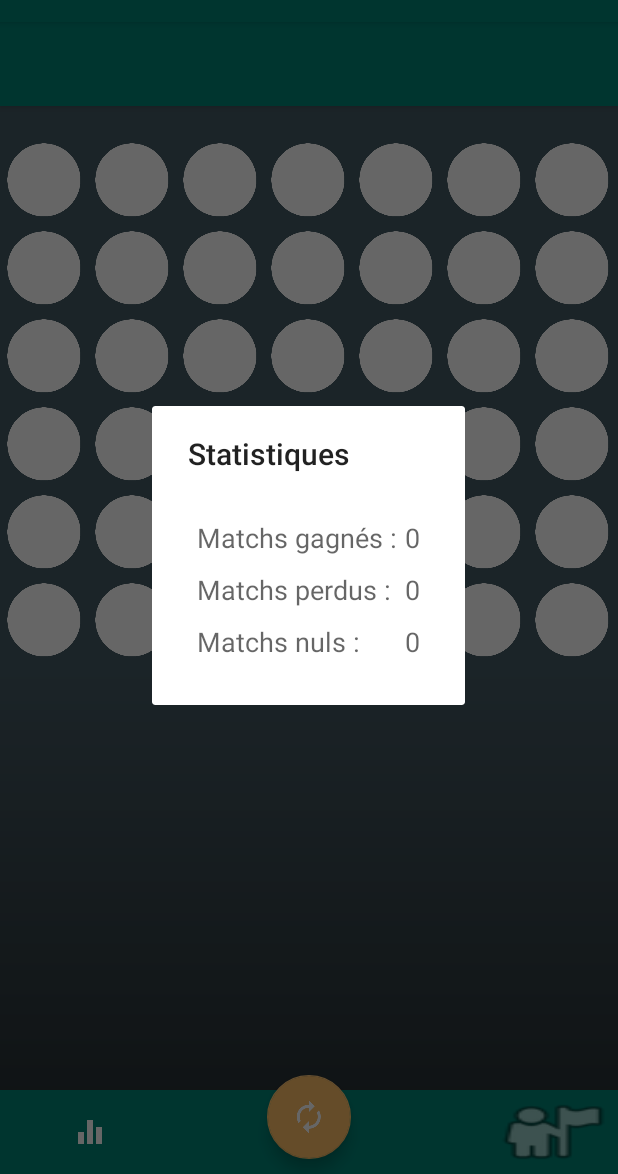
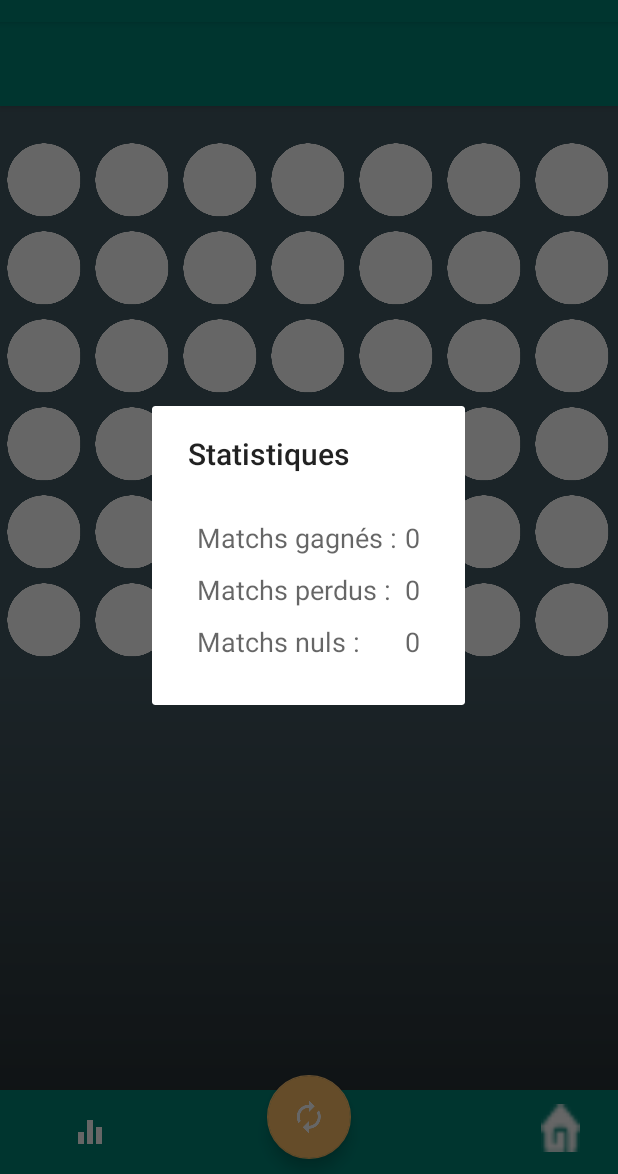
Before and after one commit to mnlk66/puissance4, an Android app: the MainActivity screen opened directly, with no data from a screen before it, after a tap on an icon or button, on a phone screen of 412 x 824 dp, the part 62-1236 px from its top. Run offline under Robolectric (Android 15) with nearby library versions, the phone set to English and light mode, and no system bars; our stand-ins replace ButterKnife.

Commit message:
mode deux jouers ajout de la notification victoire modification drawable bouton home

```diff
--- a/app/src/main/java/com/example/puissance4/Grid.java
+++ b/app/src/main/java/com/example/puissance4/Grid.java
@@ -199,6 +199,8 @@ public class Grid extends BaseAdapter {
                                 showMessage(context.getString(R.string.equal_game));
                             }
                         } else {
+
+                            Log.d("WIN", "placeGamerPiece:WINN ");
                             increaseAnalytics(Const.PREF_WINS);
                             showMessage(context.getString(R.string.you_win));
                         }
@@ -330,7 +332,10 @@ public class Grid extends BaseAdapter {
                                 increaseAnalytics(Const.PREF_EQUAL);
                                 showMessage(context.getString(R.string.equal_game));
                             }
-                        } else {
+                        }
+                        Log.d("iswin ?", "placeGamerPiece: "+!mon_IA.playerWin(mPiecesPlayed, Const.PLAYER));
+                        if (mon_IA.playerWin(mPiecesPlayed, Const.PLAYER)){
+                            Log.d("WIN", "placeGamerActualpiece: WINER ");
                             increaseAnalytics(Const.PREF_WINS);
                             showMessage(context.getString(R.string.you_win));
                         }
--- a/app/src/main/res/layout/activity_main.xml
+++ b/app/src/main/res/layout/activity_main.xml
@@ -72,13 +72,16 @@
                 <ImageButton
                     android:id="@+id/btn_back"
                     style="?android:attr/borderlessButtonStyle"
-                    android:layout_width="wrap_content"
-                    android:layout_height="wrap_content"
+                    android:layout_width="26dp"
+                    android:layout_height="32dp"
                     android:layout_alignParentEnd="true"
                     android:layout_alignParentRight="true"
                     android:layout_gravity="bottom"
-                    android:background="@android:drawable/ic_menu_myplaces"
+                    android:layout_marginTop="5dp"
 
+                    android:layout_marginEnd="25dp"
+                    android:layout_marginRight="25dp"
+                    android:background="@drawable/ic_home"
                     android:visibility="visible" />
 
             </RelativeLayout>
--- a/app/src/main/res/values/strings.xml
+++ b/app/src/main/res/values/strings.xml
@@ -6,8 +6,8 @@
     <string name="game_over">Partie terminé\nCliquez sur recommencez pour rejouer !!</string>
     <string name="equal_game">Match nul\nCliquez sur recommencez pour rejouer !!</string>
     <string name="no_more_space">Plus de place sur cette colonne</string>
-    <string name="you_win">Vous avez gagné :-)</string>
-    <string name="you_lose">Vous avez perdu :-(</string>
+    <string name="you_win">Vous avez gagné !</string>
+    <string name="you_lose">Vous avez perdu ! </string>
     <string name="snackbar_yes">OUI</string>
     <string name="snackbar_replay">RECOMMENCER</string>
     <string name="difficulty">Difficulté : </string>
```
Also changed, not shown: app/src/main/java/com/example/puissance4/IA.java (indentation only), app/src/main/res/drawable-xhdpi/ic_home.png (added).
